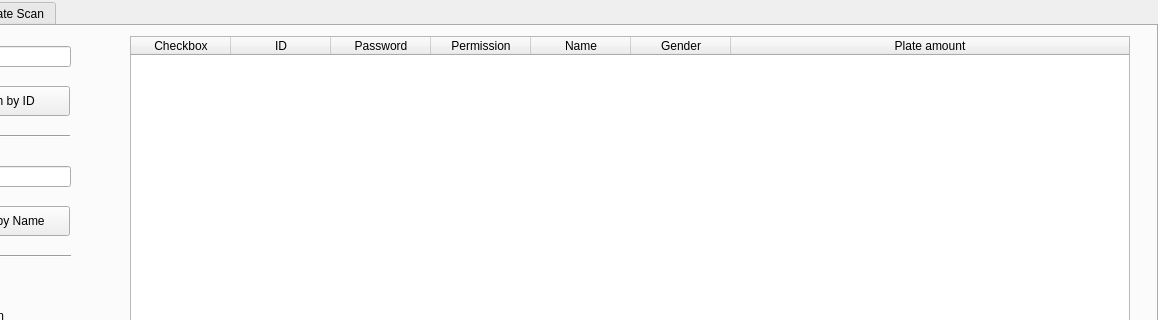
Above: Project_Folder/Project_Space/Concentrate_Advance.ui from Joel-HsienChi/----- before the change; both pictures show x 192 to 1350 and y 0 to 320 of the 1350 by 800 pixel window. Below: the same form after it.
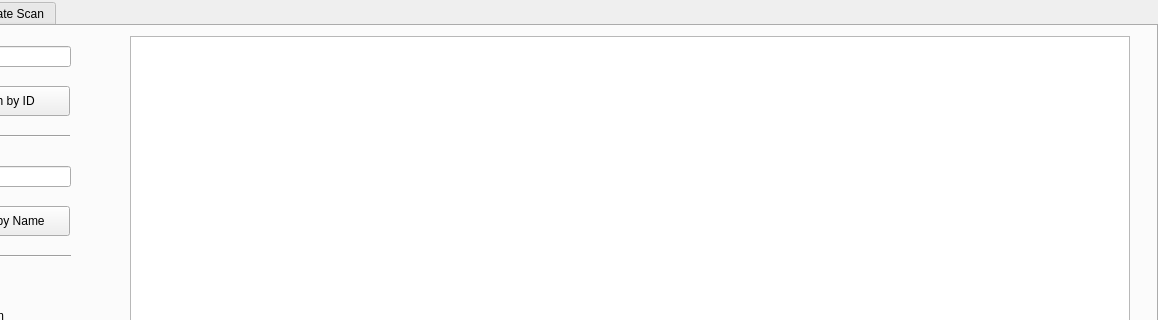
That is the form after the change. The open tabs and pages were chosen to show the change.

```diff
--- a/Project_Folder/Project_Space/Concentrate_Advance.ui
+++ b/Project_Folder/Project_Space/Concentrate_Advance.ui
@@ -357,7 +357,7 @@
      <enum>QAbstractScrollArea::AdjustToContents</enum>
     </property>
     <attribute name="horizontalHeaderVisible">
-     <bool>true</bool>
+     <bool>false</bool>
     </attribute>
     <attribute name="horizontalHeaderCascadingSectionResizes">
      <bool>false</bool>
```
Left out of the diff: 38 changed lines with no effect on the pictures.
